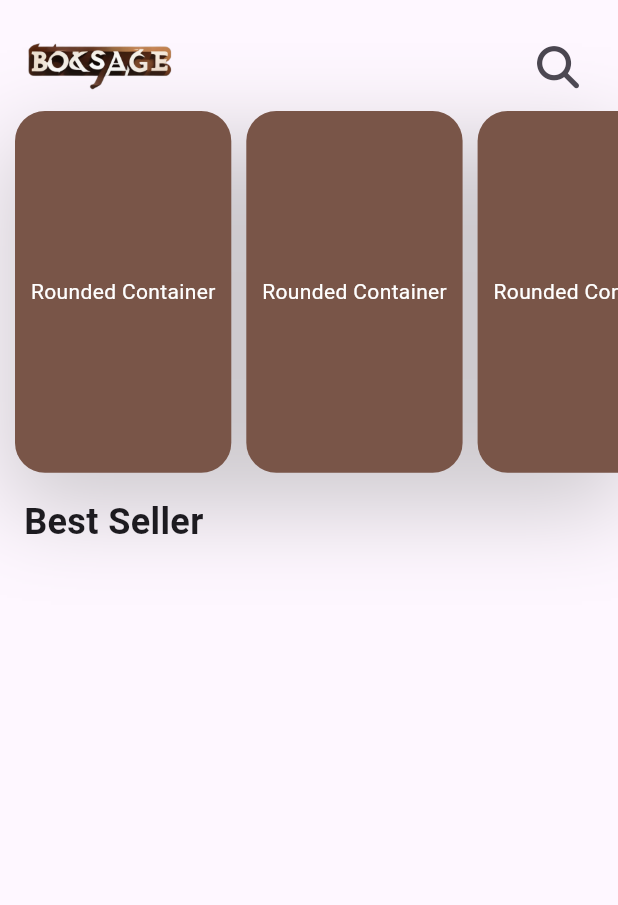
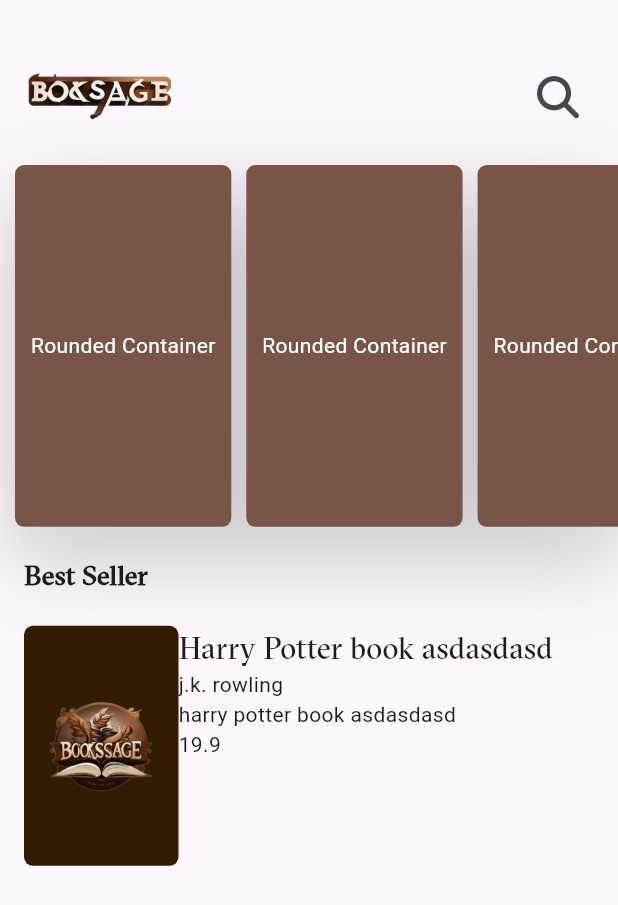
Before and after one commit to moelhewehy7/booksage, a Flutter app: the HomeView screen opened directly, on a phone screen of 412 x 824 dp. Shown: the top 905 px of the screen. Run offline on Flutter 3.47's test engine with Material 3 defaults, Android fonts, the phone set to English and light mode, and no system bars; our stand-ins replace font_awesome_flutter, get, google_fonts, introduction_screen, shared_preferences; accounts and stored records are empty.

Commit message:
create text styles

```diff
--- a/lib/constants.dart
+++ b/lib/constants.dart
@@ -2,3 +2,4 @@ import 'package:flutter/material.dart';
 
 const kprimarycolor = Color(0xff311c00);
 const kcolor = Color(0xFFBAB1A6);
+const kGtSectraFine = 'GT Sectra Fine';
--- a/lib/core/utils/styles.dart
+++ b/lib/core/utils/styles.dart
@@ -1,6 +1,31 @@
 import 'package:flutter/material.dart';
 
+import '../../constants.dart';
+
 abstract class Styles {
-  static const titlestyle =
-      TextStyle(fontSize: 24, fontWeight: FontWeight.w600);
+  static const textStyle18 = TextStyle(
+    fontSize: 18,
+    fontFamily: kGtSectraFine,
+    fontWeight: FontWeight.w600,
+  );
+  static const textStyle20 = TextStyle(
+    fontSize: 20,
+    fontFamily: kGtSectraFine,
+    fontWeight: FontWeight.normal,
+  );
+  static const textStyle30 = TextStyle(
+    fontSize: 30,
+    fontWeight: FontWeight.w900,
+    fontFamily: kGtSectraFine,
+    letterSpacing: 1.2,
+  );
+  static const textStyle14 = TextStyle(
+    fontSize: 14,
+    fontWeight: FontWeight.normal,
+  );
+
+  static const textStyle16 = TextStyle(
+    fontSize: 16,
+    fontWeight: FontWeight.w500,
+  );
 }
--- a/lib/features/home/presentation/views/widgets/listviewitem.dart
+++ b/lib/features/home/presentation/views/widgets/booklistviewitem.dart
@@ -1,7 +1,7 @@
 import 'package:flutter/material.dart';
 
-class ListViewItem extends StatelessWidget {
-  const ListViewItem({
+class BookListViewItem extends StatelessWidget {
+  const BookListViewItem({
     super.key,
     required this.width,
     required this.height,
@@ -18,9 +18,9 @@ class ListViewItem extends StatelessWidget {
       decoration: BoxDecoration(
         // image: DecorationImage(image: ),
         color: Colors.brown,
-        borderRadius: BorderRadius.circular(20), // Adjust the radius as needed
+        borderRadius: BorderRadius.circular(6), // Adjust the radius as needed
       ),
-      child: Center(
+      child: const Center(
         child: Text(
           'Rounded Container',
           style: TextStyle(color: Colors.white),
--- a/lib/features/home/presentation/views/widgets/bookslistview.dart
+++ b/lib/features/home/presentation/views/widgets/bookslistview.dart
@@ -1,6 +1,6 @@
 import 'package:flutter/material.dart';
 
-import 'listviewitem.dart';
+import 'booklistviewitem.dart';
 
 class BooksListView extends StatelessWidget {
   const BooksListView({super.key, required this.width, required this.height});
@@ -14,7 +14,7 @@ class BooksListView extends StatelessWidget {
             color: Colors.grey.withOpacity(0.5), // Shadow color
             spreadRadius: 0.00001,
             blurRadius: 50,
-            offset: Offset(5, 25),
+            offset: const Offset(5, 25),
           ),
         ],
       ),
@@ -25,7 +25,7 @@ class BooksListView extends StatelessWidget {
         itemBuilder: (BuildContext context, int index) {
           return Padding(
             padding: const EdgeInsets.only(left: 10, top: 6),
-            child: ListViewItem(width: width, height: height),
+            child: BookListViewItem(width: width, height: height),
           );
         },
       ),
--- a/lib/features/home/presentation/views/widgets/customelistviewitem.dart
+++ b/lib/features/home/presentation/views/widgets/customelistviewitem.dart
@@ -18,9 +18,9 @@ class CustomeListViewItem extends StatelessWidget {
       decoration: BoxDecoration(
         // image: DecorationImage(image: ),
         color: Colors.blue,
-        borderRadius: BorderRadius.circular(20), // Adjust the radius as needed
+        borderRadius: BorderRadius.circular(6), // Adjust the radius as needed
       ),
-      child: Center(
+      child: const Center(
         child: Text(
           'Rounded Container',
           style: TextStyle(color: Colors.white),
--- a/lib/features/home/presentation/views/widgets/home_view_body.dart
+++ b/lib/features/home/presentation/views/widgets/home_view_body.dart
@@ -1,4 +1,7 @@
 import 'package:flutter/material.dart';
+import 'package:google_fonts/google_fonts.dart';
+import 'package:reading/constants.dart';
+import 'package:reading/core/utils/assets.dart';
 import 'package:reading/core/utils/styles.dart';
 import 'appbar.dart';
 import 'bookslistview.dart';
@@ -14,23 +17,34 @@ class HomeViewBody extends StatelessWidget {
       crossAxisAlignment: CrossAxisAlignment.start,
       children: [
         const SizedBox(
-          height: 20,
+          height: 40,
         ),
         const CustomAppBar(),
+        const SizedBox(
+          height: 16,
+        ),
         BooksListView(
           height: height,
           width: width,
         ),
-        SizedBox(
-          height: 16,
+        const SizedBox(
+          height: 20,
         ),
         Padding(
           padding: const EdgeInsets.only(left: 16),
           child: Column(
+            crossAxisAlignment: CrossAxisAlignment.start,
             children: [
-              Text(
+              const Text(
                 "Best Seller",
-                style: Styles.titlestyle,
+                style: Styles.textStyle18,
+              ),
+              const SizedBox(
+                height: 20,
+              ),
+              BestsellerlistViewItem(
+                height: height,
+                width: width,
               )
             ],
           ),
@@ -39,3 +53,53 @@ class HomeViewBody extends StatelessWidget {
     );
   }
 }
+
+class BestsellerlistViewItem extends StatelessWidget {
+  const BestsellerlistViewItem(
+      {super.key, required this.height, required this.width});
+  final double height, width;
+
+  @override
+  Widget build(BuildContext context) {
+    return SizedBox(
+      height: 160,
+      child: Row(
+        crossAxisAlignment: CrossAxisAlignment.start,
+        children: [
+          Container(
+            width: width * 0.25,
+            height: height * 0.3,
+            decoration: BoxDecoration(
+                color: kprimarycolor, borderRadius: BorderRadius.circular(6)),
+            child: Image.asset(
+              AssetsData.logo,
+              scale: 12,
+            ),
+          ),
+          const Column(
+            crossAxisAlignment: CrossAxisAlignment.start,
+            children: [
+              Text(
+                "Harry Potter book asdasdasd ",
+                style: Styles.textStyle20,
+              ),
+              Text(
+                "j.k. rowling ",
+                style: Styles.textStyle14,
+              ),
+              Text(
+                "harry potter book asdasdasd ",
+                style: Styles.textStyle14,
+              ),
+              Row(
+                children: [
+                  Text("19.9"),
+                ],
+              )
+            ],
+          )
+        ],
+      ),
+    );
+  }
+}
--- a/lib/features/splash/presentation/views/splashview.dart
+++ b/lib/features/splash/presentation/views/splashview.dart
@@ -1,11 +1,9 @@
 import 'package:flutter/material.dart';
-import 'package:flutter/src/foundation/key.dart';
-import 'package:flutter/src/widgets/framework.dart';
 
 import 'widgets/splashviewbody.dart';
 
 class SplashView extends StatelessWidget {
-  const SplashView({Key? key}) : super(key: key);
+  const SplashView({super.key});
 
   @override
   Widget build(BuildContext context) {
--- a/lib/features/splash/presentation/views/widgets/splashviewbody.dart
+++ b/lib/features/splash/presentation/views/widgets/splashviewbody.dart
@@ -1,4 +1,3 @@
-import 'package:flutter/cupertino.dart';
 import 'package:flutter/material.dart';
 import 'package:get/get.dart';
 import 'package:reading/features/onboarding/presentation/views/onboardingview.dart';
@@ -6,7 +5,7 @@ import 'package:reading/features/onboarding/presentation/views/onboardingview.da
 import '../../../../../core/utils/assets.dart';
 
 class SplashViewbody extends StatefulWidget {
-  const SplashViewbody({Key? key}) : super(key: key);
+  const SplashViewbody({super.key});
 
   @override
   State<SplashViewbody> createState() => _SplashViewbodyState();
@@ -100,7 +99,8 @@ class _SplashViewbodyState extends State<SplashViewbody>
   void navigatetoonboarding() {
     Future.delayed(const Duration(seconds: 2), () {
       Get.to(() => const OnBoardingView(),
-          transition: Transition.fadeIn, duration: Duration(milliseconds: 800));
+          transition: Transition.fadeIn,
+          duration: const Duration(milliseconds: 800));
     });
   }
 }
--- a/lib/main.dart
+++ b/lib/main.dart
@@ -2,15 +2,13 @@ import 'package:flutter/material.dart';
 import 'package:get/get.dart';
 import 'package:google_fonts/google_fonts.dart';
 import 'package:reading/features/splash/presentation/views/splashview.dart';
-
-import 'features/onboarding/presentation/views/onboardingview.dart';
 
 void main() async {
   runApp(const Reading());
 }
 
 class Reading extends StatelessWidget {
-  const Reading({Key? key}) : super(key: key);
+  const Reading({super.key});
 
   @override
   Widget build(BuildContext context) {
```
Also changed, not shown: pubspec.yaml (+4 -4 lines), assets/fonts/GT Sectra Fine Regular.ttf (added).
